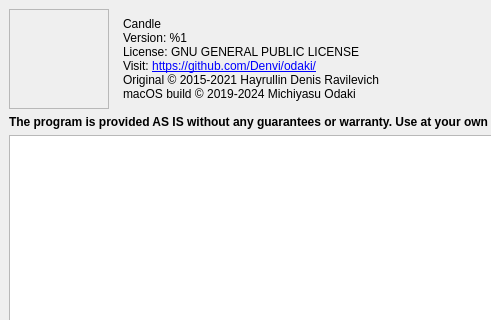
This is src/candle/frmabout.ui in odaki/Candle as Qt 5 draws it before an edit; both pictures show x 0 to 491 and y 0 to 320 of the 640 by 640 pixel window. The edited form follows.
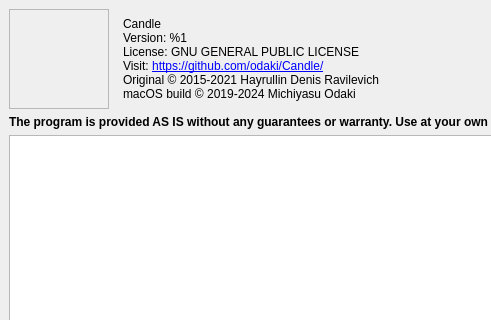
This is the edited form. Icons and pictures are not drawn.

The edit to the form file:
```diff
--- a/src/candle/frmabout.ui
+++ b/src/candle/frmabout.ui
@@ -58,7 +58,7 @@
      <item>
       <widget class="QLabel" name="lblAbout">
        <property name="text">
-        <string>&lt;html&gt;&lt;head/&gt;&lt;body&gt;&lt;p&gt;Candle&lt;br/&gt;Version: %1&lt;br/&gt;License: GNU GENERAL PUBLIC LICENSE&lt;br/&gt;Visit: &lt;a href=&quot;https://github.com/odaki/Candle/&quot;&gt;&lt;span style=&quot; text-decoration: underline; color:#0000ff;&quot;&gt;https://github.com/Denvi/odaki/&lt;br/&gt;&lt;/span&gt;&lt;/a&gt;Original © 2015-2021 Hayrullin Denis Ravilevich&lt;br/&gt;macOS build © 2019-2024 Michiyasu Odaki&lt;/p&gt;&lt;/body&gt;&lt;/html&gt;</string>
+        <string>&lt;html&gt;&lt;head/&gt;&lt;body&gt;&lt;p&gt;Candle&lt;br/&gt;Version: %1&lt;br/&gt;License: GNU GENERAL PUBLIC LICENSE&lt;br/&gt;Visit: &lt;a href=&quot;https://github.com/odaki/Candle/&quot;&gt;&lt;span style=&quot; text-decoration: underline; color:#0000ff;&quot;&gt;https://github.com/odaki/Candle/&lt;br/&gt;&lt;/span&gt;&lt;/a&gt;Original © 2015-2021 Hayrullin Denis Ravilevich&lt;br/&gt;macOS build © 2019-2024 Michiyasu Odaki&lt;/p&gt;&lt;/body&gt;&lt;/html&gt;</string>
        </property>
        <property name="alignment">
         <set>Qt::AlignLeading|Qt::AlignLeft|Qt::AlignVCenter</set>
```
